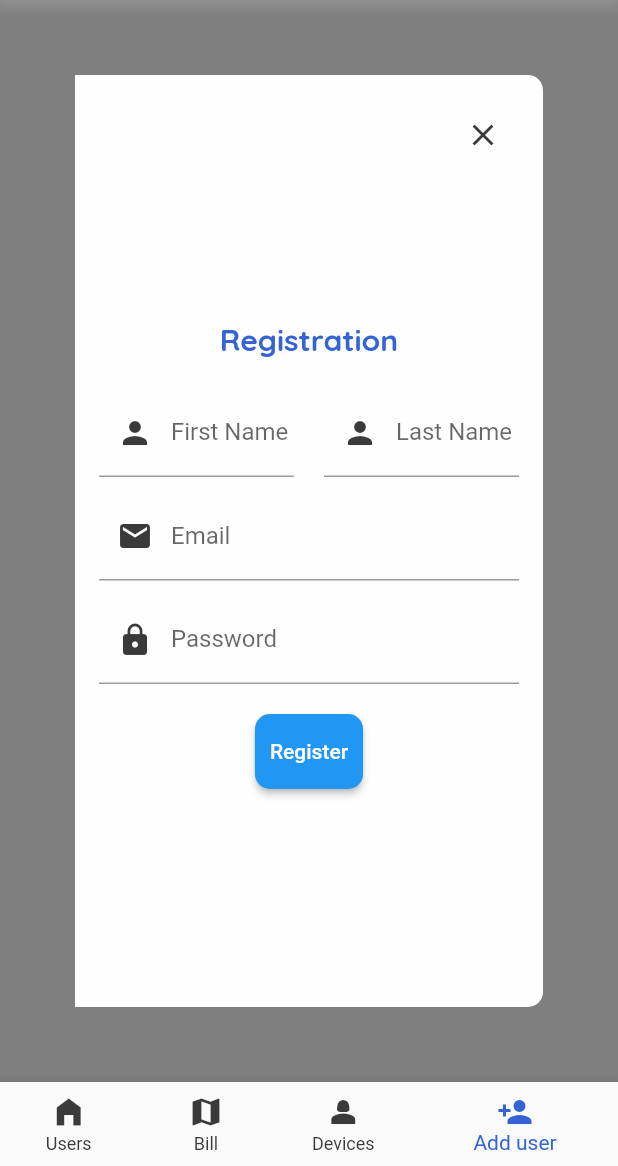
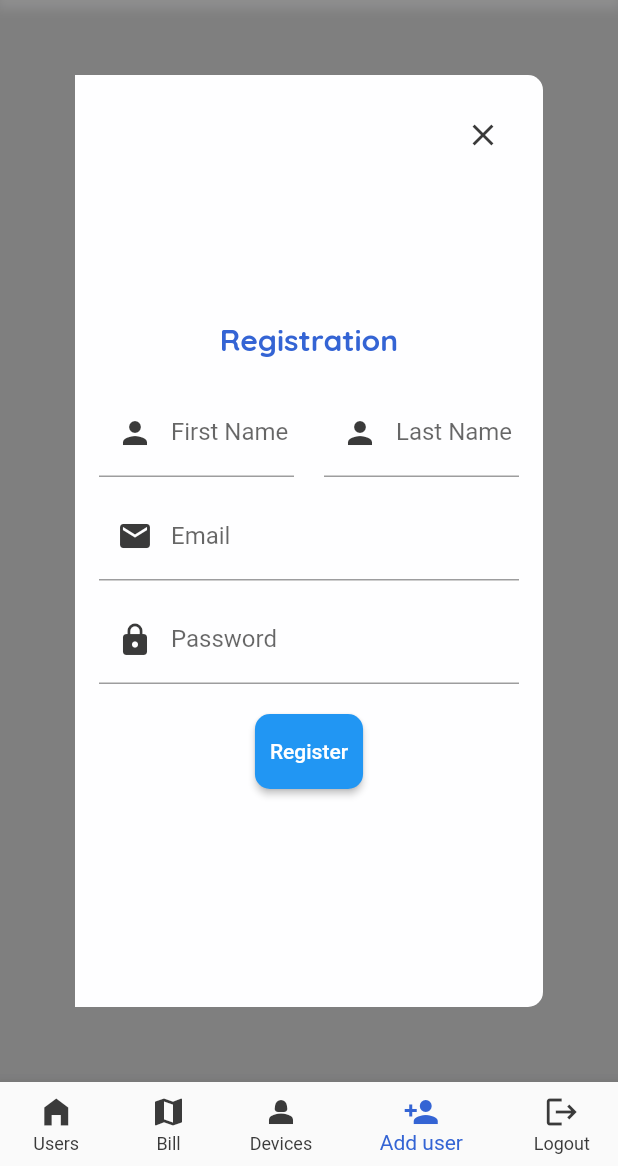
Before and after one commit to Timmy-123-pintor/WaTEErWise, a Flutter app: the screen it shows once a user with an empty profile is signed in, item 4 of the bottom bar chosen, on a phone screen of 412 x 824 dp, the part 70-1236 px from its top. Run offline on Flutter 3.47's test engine with Material 2 defaults, Android fonts, the phone set to English and light mode, and no system bars; our stand-ins replace cloud_firestore, firebase_auth, firebase_core, fl_chart, google_fonts; missing offline and left inert: dart:js; accounts and stored records are empty.

Commit message:
added logout in admin

```diff
--- a/wateerwise/lib/admin/navTabBar.dart
+++ b/wateerwise/lib/admin/navTabBar.dart
@@ -1,4 +1,5 @@
-// ignore_for_file: prefer_const_literals_to_create_immutables, prefer_const_constructors, unnecessary_this, file_names
+// ignore_for_file: prefer_const_literals_to_create_immutables, prefer_const_constructors, unnecessary_this, file_names, use_build_context_synchronously
+import 'package:firebase_auth/firebase_auth.dart';
 import 'package:flutter/material.dart';
 import 'package:wateerwise/admin/bill.dart';
 import 'package:wateerwise/admin/devicesMob.dart';
@@ -18,6 +19,13 @@ class Tabbar extends StatefulWidget {
 class _TabbarState extends State<Tabbar> {
   int _selectedTab = 0;
   bool extended = false;
+
+   final FirebaseAuth _auth = FirebaseAuth.instance;
+
+  void logout() async {
+    await _auth.signOut();
+    Navigator.of(context).pushNamedAndRemoveUntil('/EmailPasswordLogin', (route) => true);
+  }
 
   @override
   Widget build(BuildContext context) {
@@ -48,6 +56,10 @@ class _TabbarState extends State<Tabbar> {
                   icon: Icon(Icons.person_add),
                   label: "Add user",
                 ),
+                 BottomNavigationBarItem(
+                  icon: Icon(Icons.logout),
+                  label: "Logout",
+                ),
               ],
             )
           : null,
@@ -73,9 +85,13 @@ class _TabbarState extends State<Tabbar> {
                 },
                 child: NavigationRail(
                   onDestinationSelected: (int index) {
-                    setState(() {
+                    if(index == 4) {
+                      logout();
+                    } else {
+                      setState(() {
                       _selectedTab = index;
                     });
+                    }
                   },
                   extended: extended,
                   selectedIndex: _selectedTab,
@@ -101,6 +117,10 @@ class _TabbarState extends State<Tabbar> {
                     NavigationRailDestination(
                       icon: Icon(Icons.person_add),
                       label: Text("Add User"),
+                    ),
+                     NavigationRailDestination(
+                      icon: Icon(Icons.logout),
+                      label: Text("Logout"),
                     ),
                   ],
                 ),
--- a/wateerwise/lib/admin/userAdd.dart
+++ b/wateerwise/lib/admin/userAdd.dart
@@ -10,6 +10,8 @@ import 'package:wateerwise/constant.dart';
 import 'package:http/http.dart' as http;
 import 'package:wateerwise/services/firebase_auth_methods.dart';
 
+import 'navTabBar.dart';
+
 class AddUser extends StatefulWidget {
   const AddUser({super.key});
 
@@ -18,7 +20,6 @@ class AddUser extends StatefulWidget {
 }
 
 class _AddUserState extends State<AddUser> {
-
   // Add controllers for your TextFields
   final TextEditingController _firstNameController = TextEditingController();
   final TextEditingController _lastNameController = TextEditingController();
@@ -99,8 +100,7 @@ class _AddUserState extends State<AddUser> {
                             color: tBlack,
                             icon: const Icon(Icons.close),
                             onPressed: () {
-                              Navigator.of(context)
-                                  .pop(); // Close the screen or dismiss the dialog
+                              Navigator.of(context).pushNamed(Tabbar.routeName);
                             },
                           ),
                         ),
--- a/waterwiseweb/lib/components/TabBar/NavBar.dart
+++ b/waterwiseweb/lib/components/TabBar/NavBar.dart
@@ -1,4 +1,5 @@
-// ignore_for_file: prefer_const_literals_to_create_immutables, prefer_const_constructors, unnecessary_this, file_names
+// ignore_for_file: prefer_const_literals_to_create_immutables, prefer_const_constructors, unnecessary_this, file_names, use_build_context_synchronously
+import 'package:firebase_auth/firebase_auth.dart';
 import 'package:flutter/material.dart';
 import 'package:waterwiseweb/Screens/addUser.dart';
 import 'package:waterwiseweb/Screens/bill.dart';
@@ -7,7 +8,7 @@ import 'package:waterwiseweb/Screens/mainpage.dart';
 import 'package:waterwiseweb/constants/cons.dart';
 
 class Tabbar extends StatefulWidget {
-  static const routeName = '/Tabbar';
+  static const String routeName = '/Tabbar';
   const Tabbar({super.key});
 
   @override
@@ -17,6 +18,14 @@ class Tabbar extends StatefulWidget {
 class _TabbarState extends State<Tabbar> {
   int _selectedTab = 0;
   bool extended = false;
+
+  final FirebaseAuth _auth = FirebaseAuth.instance;
+
+  void logout() async {
+    await _auth.signOut();
+    Navigator.of(context).pushNamed('/EmailPasswordLogin');
+  }
+
 
   @override
   Widget build(BuildContext context) {
@@ -52,6 +61,10 @@ class _TabbarState extends State<Tabbar> {
                   icon: Icon(Icons.person_add),
                   label: "Add user",
                 ),
+                 BottomNavigationBarItem(
+                  icon: Icon(Icons.logout),
+                  label: "Logout",
+                ),
               ],
             )
           : null,
@@ -77,9 +90,13 @@ class _TabbarState extends State<Tabbar> {
                 },
                 child: NavigationRail(
                   onDestinationSelected: (int index) {
-                    setState(() {
+                   if(index == 4) {
+                      logout();
+                    } else {
+                      setState(() {
                       _selectedTab = index;
                     });
+                    }
                   },
                   extended: extended,
                   selectedIndex: _selectedTab,
@@ -105,6 +122,10 @@ class _TabbarState extends State<Tabbar> {
                     NavigationRailDestination(
                       icon: Icon(Icons.person_add),
                       label: Text("Add User"),
+                    ),
+                     NavigationRailDestination(
+                      icon: Icon(Icons.logout),
+                      label: Text("Logout"),
                     ),
                   ],
                 ),
```
Also changed, not shown: wateerwise/lib/components/UpperNavBar/upNavBar.dart (+0 -11 lines), wateerwise/pubspec.lock.
